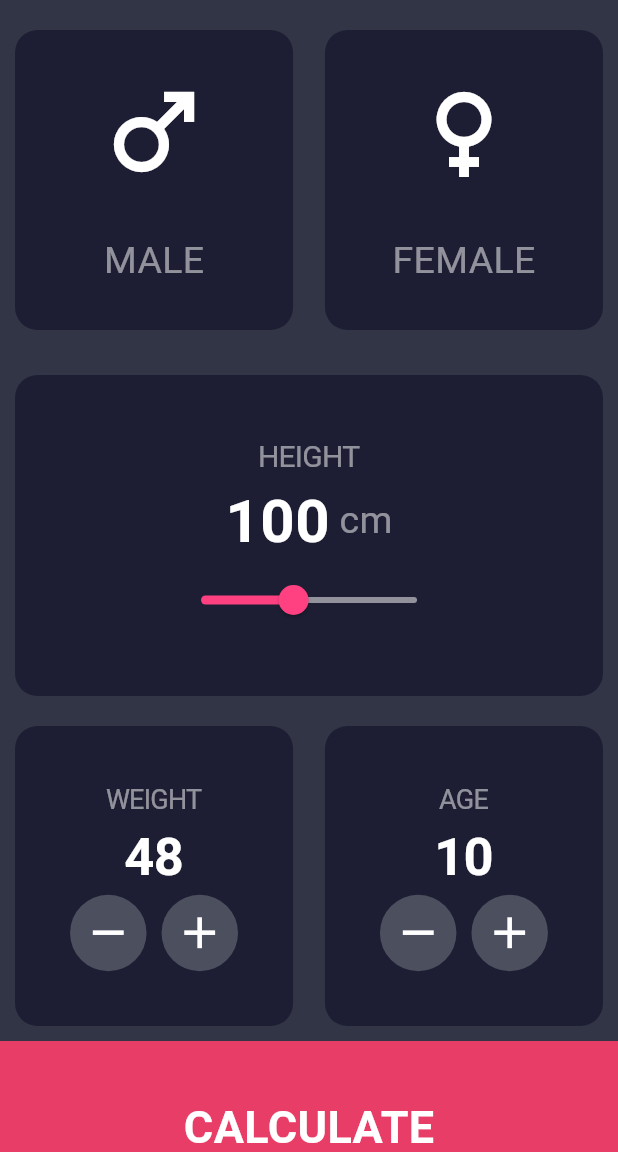
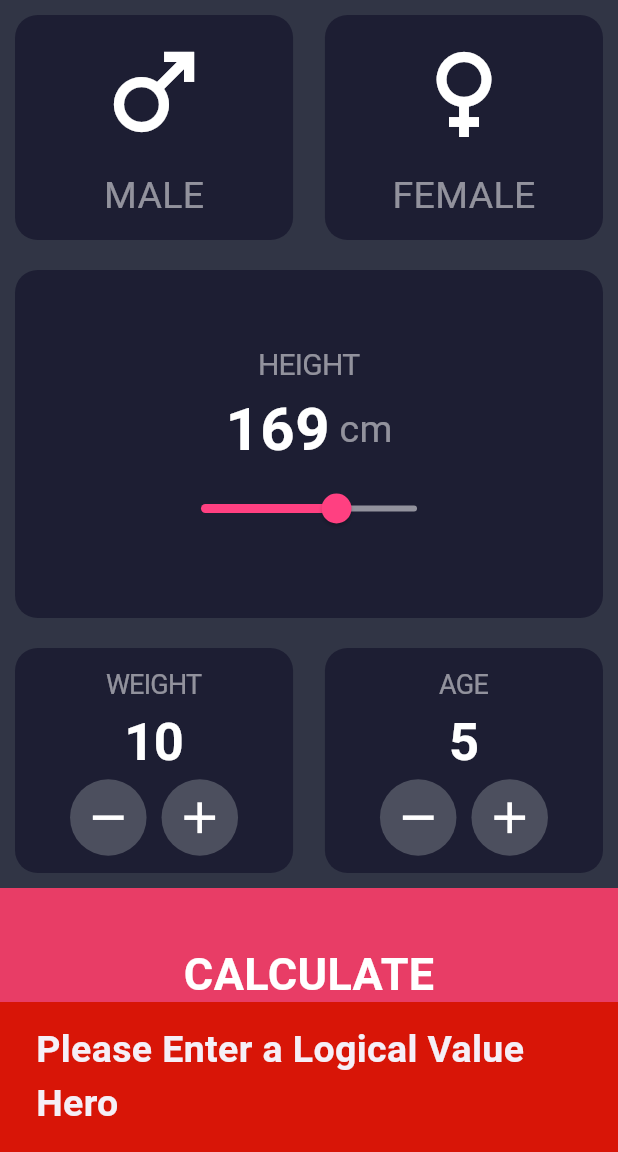
Before and after one commit to Klibar/bloc_cubit_session_task, a Flutter app: the screen it shows after launch, after a tap on the "remove" icon, on a phone screen of 412 x 824 dp, the part 84-1236 px from its top. Run offline on Flutter 3.47's test engine with Material 3 defaults, Android fonts, the phone set to English and light mode, and no system bars; our stand-ins replace flutter_bloc.

Commit message:
add cubit to main screen

```diff
--- a/lib/cubits/bmi_cubit/bmi_cubit.dart
+++ b/lib/cubits/bmi_cubit/bmi_cubit.dart
@@ -0,0 +1,42 @@
+import 'package:flutter_bloc/flutter_bloc.dart';
+import 'package:mbi_calculator/cubits/bmi_cubit/bmi_states.dart';
+
+class BmiCubit extends Cubit<BmiState> {
+  BmiCubit(super.initialState);
+  int weight = 10;
+  int age = 5;
+  int height = 169;
+
+  void weightInc() {
+    weight++;
+    emit(UpdeteState(weight));
+  }
+
+  void weightDec() {
+    if (weight <= 10) {
+      emit(ErorrState('Please Enter a Logical Value Hero'));
+    } else {
+      weight--;
+      emit(UpdeteState(weight));
+    }
+  }
+
+  void ageInc() {
+    age++;
+    emit(UpdeteState(age));
+  }
+
+  void ageDec() {
+    if (age <= 5) {
+      emit(ErorrState('Please Enter a Logical Value Hero'));
+    } else {
+      age--;
+      emit(UpdeteState(age));
+    }
+  }
+
+  void changeHeight(int value) {
+    height = value;
+    emit(UpdeteState(height));
+  }
+}
--- a/lib/cubits/bmi_cubit/bmi_states.dart
+++ b/lib/cubits/bmi_cubit/bmi_states.dart
@@ -0,0 +1,13 @@
+abstract class BmiState {}
+
+class InitialState extends BmiState {}
+
+class UpdeteState extends BmiState {
+  UpdeteState(this.counter);
+  final int counter;
+}
+
+class ErorrState extends BmiState {
+  ErorrState(this.errorMessage);
+  final String errorMessage;
+}
--- a/lib/main.dart
+++ b/lib/main.dart
@@ -1,4 +1,7 @@
 import 'package:flutter/material.dart';
+import 'package:flutter_bloc/flutter_bloc.dart';
+import 'package:mbi_calculator/cubits/bmi_cubit/bmi_cubit.dart';
+import 'package:mbi_calculator/cubits/bmi_cubit/bmi_states.dart';
 import 'package:mbi_calculator/views/mbi_input_view.dart';
 
 void main() {
@@ -12,7 +15,10 @@ class MyApp extends StatelessWidget {
   Widget build(BuildContext context) {
     return MaterialApp(
       debugShowCheckedModeBanner: false,
-      home: const MainScreen(),
+      home: BlocProvider<BmiCubit>(
+        create: (_) => BmiCubit(InitialState()),
+        child: MainScreen(),
+      ),
     );
   }
 }
--- a/lib/views/mbi_input_view.dart
+++ b/lib/views/mbi_input_view.dart
@@ -1,5 +1,9 @@
 import 'package:flutter/material.dart';
+import 'package:flutter_bloc/flutter_bloc.dart';
+import 'package:mbi_calculator/cubits/bmi_cubit/bmi_states.dart';
 import 'package:mbi_calculator/views/bmi_result_view.dart';
+
+import '../cubits/bmi_cubit/bmi_cubit.dart';
 
 class MainScreen extends StatefulWidget {
   const MainScreen({super.key});
@@ -12,10 +16,6 @@ class _MainScreenState extends State<MainScreen> {
   Color maleCardColor = Color(0xff1d1e33);
   Color femaleCardColor = Color(0xff1d1e33);
   Color textColor = Color(0x84FFFFFF);
-  int userHeight = 100;
-  int userWhight = 50;
-  int userAge = 10;
-  bool gender = false;
 
   @override
   Widget build(BuildContext context) {
@@ -28,10 +28,24 @@ class _MainScreenState extends State<MainScreen> {
         ),
         backgroundColor: Color(0xff0a0e21),
       ),
-      body: Column(
+      body: BlocListener<BmiCubit, BmiState>(
+        listener: (BuildContext context, state) {
+          if (state is ErorrState) {
+            ScaffoldMessenger.of(context).showSnackBar(
+              SnackBar(
+                content: Text(
+                  state.errorMessage,
+                  style: TextStyle(fontWeight: FontWeight.bold, fontSize: 25),
+                ),
+                backgroundColor: const Color(0xFFD81507),
+              ),
+            );
+          }
+        },
+        child: Column(
           children: [
             Padding(
-            padding: const EdgeInsets.symmetric(horizontal: 10, vertical: 20),
+              padding: const EdgeInsets.symmetric(horizontal: 10, vertical: 10),
               child: Row(
                 mainAxisAlignment: .spaceBetween,
                 children: [
@@ -42,12 +56,11 @@ class _MainScreenState extends State<MainScreen> {
                           setState(() {
                             maleCardColor = Color(0xff111328);
                             femaleCardColor = Color(0xff1d1e33);
-                          gender = true;
                           });
                         },
                         child: Container(
                           width: MediaQuery.of(context).size.width * 0.45,
-                        height: 200,
+                          height: 150,
                           decoration: BoxDecoration(
                             color: maleCardColor,
                             borderRadius: BorderRadius.circular(15),
@@ -58,7 +71,10 @@ class _MainScreenState extends State<MainScreen> {
                               Icon(Icons.male, color: Colors.white, size: 80),
                               Text(
                                 'MALE',
-                              style: TextStyle(color: textColor, fontSize: 25),
+                                style: TextStyle(
+                                  color: textColor,
+                                  fontSize: 25,
+                                ),
                               ),
                             ],
                           ),
@@ -73,12 +89,11 @@ class _MainScreenState extends State<MainScreen> {
                           setState(() {
                             femaleCardColor = Color(0xff111328);
                             maleCardColor = Color(0xff1d1e33);
-                          gender = true;
                           });
                         },
                         child: Container(
                           width: MediaQuery.of(context).size.width * 0.45,
-                        height: 200,
+                          height: 150,
                           decoration: BoxDecoration(
                             color: femaleCardColor,
                             borderRadius: BorderRadius.circular(15),
@@ -89,7 +104,10 @@ class _MainScreenState extends State<MainScreen> {
                               Icon(Icons.female, color: Colors.white, size: 80),
                               Text(
                                 'FEMALE',
-                              style: TextStyle(color: textColor, fontSize: 25),
+                                style: TextStyle(
+                                  color: textColor,
+                                  fontSize: 25,
+                                ),
                               ),
                             ],
                           ),
@@ -110,7 +128,7 @@ class _MainScreenState extends State<MainScreen> {
                 child: Padding(
                   padding: const EdgeInsets.symmetric(
                     horizontal: 15,
-                  vertical: 40,
+                    vertical: 49,
                   ),
                   child: Row(
                     mainAxisAlignment: .center,
@@ -131,32 +149,51 @@ class _MainScreenState extends State<MainScreen> {
                           ),
                           Row(
                             children: [
-                            Text(
-                              userHeight.toString(),
+                              BlocBuilder<BmiCubit, BmiState>(
+                                builder:
+                                    (BuildContext context, BmiState state) {
+                                      return Text(
+                                        context
+                                            .read<BmiCubit>()
+                                            .height
+                                            .toString(),
                                         style: TextStyle(
                                           color: Colors.white,
                                           fontSize: 40,
                                           fontWeight: FontWeight.bold,
                                         ),
+                                      );
+                                    },
                               ),
                               Text(
                                 ' cm',
-                              style: TextStyle(color: textColor, fontSize: 25),
+                                style: TextStyle(
+                                  color: textColor,
+                                  fontSize: 25,
+                                ),
                               ),
                             ],
                           ),
                           Row(
                             children: [
-                            Slider(
-                              value: userHeight.toDouble(),
-                              min: 10,
-                              max: 220,
+                              BlocBuilder<BmiCubit, BmiState>(
+                                builder:
+                                    (BuildContext context, BmiState state) {
+                                      return Slider(
+                                        value: context
+                                            .read<BmiCubit>()
+                                            .height
+                                            .toDouble(),
+                                        min: 100,
+                                        max: 210,
                                         activeColor: Colors.pinkAccent,
                                         inactiveColor: textColor,
                                         onChanged: (value) {
-                                setState(() {
-                                  userHeight = value.toInt();
-                                });
+                                          context.read<BmiCubit>().changeHeight(
+                                            value.toInt(),
+                                          );
+                                        },
+                                      );
                                     },
                               ),
                             ],
@@ -175,7 +212,7 @@ class _MainScreenState extends State<MainScreen> {
                 children: [
                   Container(
                     width: MediaQuery.of(context).size.width * 0.45,
-                  height: 200,
+                    height: 150,
                     decoration: BoxDecoration(
                       color: Color(0xff1d1e33),
                       borderRadius: BorderRadius.circular(15),
@@ -191,14 +228,18 @@ class _MainScreenState extends State<MainScreen> {
                             letterSpacing: -0.5,
                           ),
                         ),
-                      Text(
-                        userWhight.toString(),
+                        BlocBuilder<BmiCubit, BmiState>(
+                          builder: (BuildContext context, BmiState state) {
+                            return Text(
+                              '${context.read<BmiCubit>().weight}',
                               style: TextStyle(
                                 color: Colors.white,
                                 fontSize: 35,
                                 fontWeight: FontWeight.bold,
                                 letterSpacing: -0.5,
                               ),
+                            );
+                          },
                         ),
                         Row(
                           mainAxisAlignment: .center,
@@ -210,9 +251,7 @@ class _MainScreenState extends State<MainScreen> {
                               ),
                               child: IconButton(
                                 onPressed: () {
-                                setState(() {
-                                  userWhight--;
-                                });
+                                  context.read<BmiCubit>().weightDec();
                                 },
                                 icon: Icon(
                                   Icons.remove,
@@ -229,9 +268,7 @@ class _MainScreenState extends State<MainScreen> {
                               ),
                               child: IconButton(
                                 onPressed: () {
-                                setState(() {
-                                  userWhight++;
-                                });
+                                  context.read<BmiCubit>().weightInc();
                                 },
                                 icon: Icon(
                                   Icons.add,
@@ -247,7 +284,7 @@ class _MainScreenState extends State<MainScreen> {
                   ),
                   Container(
                     width: MediaQuery.of(context).size.width * 0.45,
-                  height: 200,
+                    height: 150,
                     decoration: BoxDecoration(
                       color: Color(0xff1d1e33),
                       borderRadius: BorderRadius.circular(15),
@@ -263,14 +300,18 @@ class _MainScreenState extends State<MainScreen> {
                             letterSpacing: -0.5,
                           ),
                         ),
-                      Text(
-                        userAge.toString(),
+                        BlocBuilder<BmiCubit, BmiState>(
+                          builder: (BuildContext context, BmiState state) {
+                            return Text(
+                              context.read<BmiCubit>().age.toString(),
                               style: TextStyle(
                                 color: Colors.white,
                                 fontSize: 35,
                                 fontWeight: FontWeight.bold,
                                 letterSpacing: -0.5,
                               ),
+                            );
+                          },
                         ),
                         Row(
                           mainAxisAlignment: .center,
@@ -282,9 +323,7 @@ class _MainScreenState extends State<MainScreen> {
                               ),
                               child: IconButton(
                                 onPressed: () {
-                                setState(() {
-                                  userAge--;
-                                });
+                                  context.read<BmiCubit>().ageDec();
                                 },
                                 icon: Icon(
                                   Icons.remove,
@@ -301,9 +340,7 @@ class _MainScreenState extends State<MainScreen> {
                               ),
                               child: IconButton(
                                 onPressed: () {
-                                setState(() {
-                                  userAge++;
-                                });
+                                  context.read<BmiCubit>().ageInc();
                                 },
                                 icon: Icon(
                                   Icons.add,
@@ -347,6 +384,7 @@ class _MainScreenState extends State<MainScreen> {
             ),
           ],
         ),
+      ),
     );
   }
 }
--- a/pubspec.yaml
+++ b/pubspec.yaml
@@ -34,6 +34,7 @@ dependencies:
   # The following adds the Cupertino Icons font to your application.
   # Use with the CupertinoIcons class for iOS style icons.
   cupertino_icons: ^1.0.8
+  flutter_bloc: ^9.1.1
 
 dev_dependencies:
   flutter_test:
```
Also changed, not shown: lib/views/bmi_result_view.dart (+12 -8 lines), pubspec.lock. Lines whose indentation alone changed are shown as unchanged.
